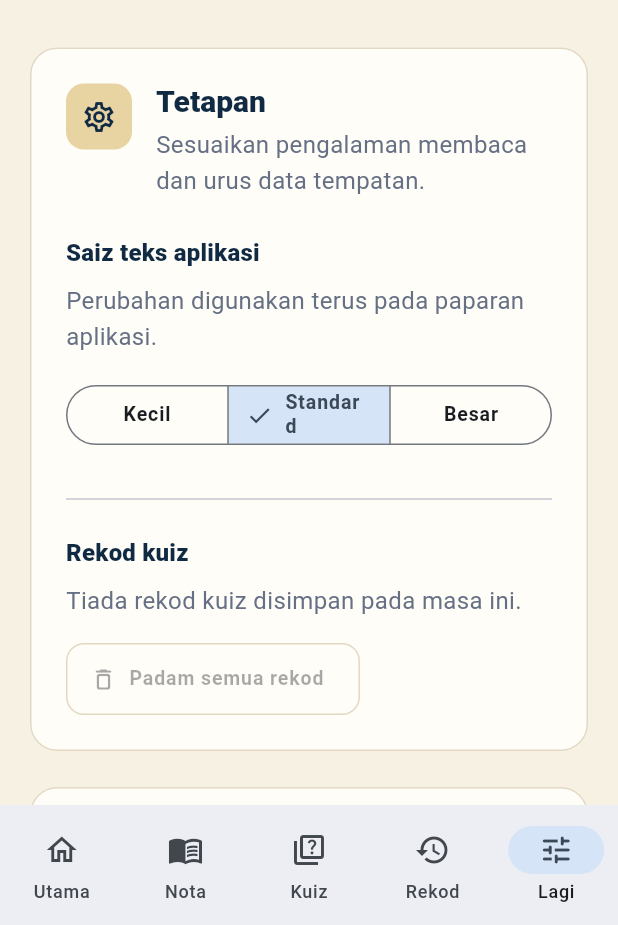
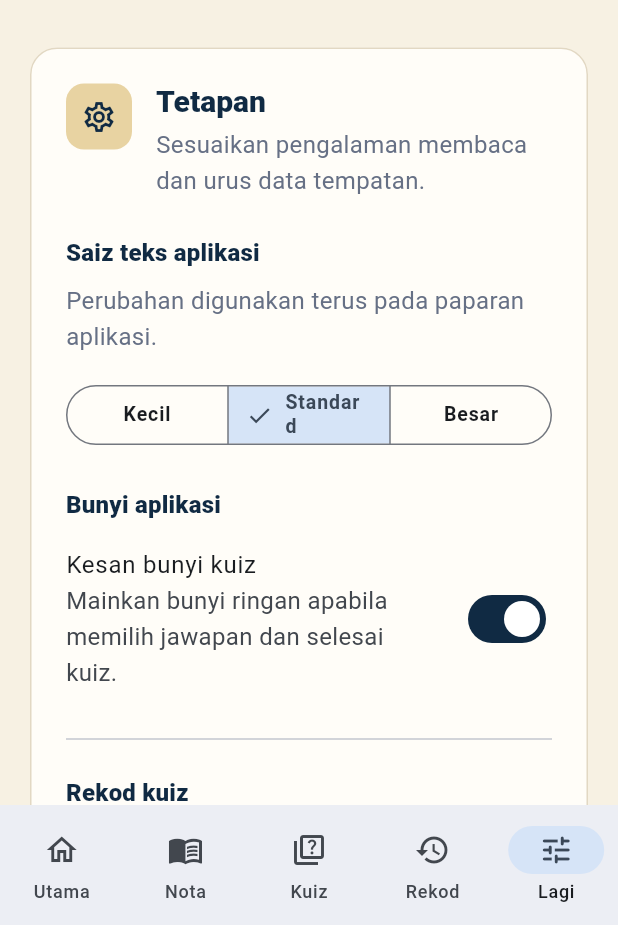
Before and after one commit to Agien99/notaku-sejarah-v2, a Flutter app: the screen it shows after launch, item 5 of the bottom bar chosen, on a phone screen of 412 x 824 dp, the part 311-1236 px from its top. Run offline on Flutter 3.47's test engine with Material 3 defaults, Android fonts, the phone set to English and light mode, and no system bars; our stand-ins replace audioplayers, sembast, sembast_web, shared_preferences.

Commit message:
Phase 8: add sound setting and final brand mark

```diff
--- a/lib/features/more/presentation/more_screen.dart
+++ b/lib/features/more/presentation/more_screen.dart
@@ -1,5 +1,6 @@
 import 'package:flutter/material.dart';
 
+import '../../../core/branding/app_brand_mark.dart';
 import '../../../core/theme/app_colors.dart';
 import '../../../core/theme/app_radius.dart';
 import '../../../core/theme/app_spacing.dart';
@@ -254,6 +255,23 @@ class _SettingsCard extends StatelessWidget {
           ),
         ),
         const SizedBox(height: AppSpacing.lg),
+        Text(
+          'Bunyi aplikasi',
+          style: Theme.of(context).textTheme.titleMedium
+              ?.copyWith(color: AppColors.navy, fontWeight: FontWeight.w800),
+        ),
+        const SizedBox(height: AppSpacing.xs),
+        SwitchListTile.adaptive(
+          key: const ValueKey('sound-toggle'),
+          contentPadding: EdgeInsets.zero,
+          title: const Text('Kesan bunyi kuiz'),
+          subtitle: const Text(
+            'Mainkan bunyi ringan apabila memilih jawapan dan selesai kuiz.',
+          ),
+          value: settingsController.soundEnabled,
+          onChanged: settingsController.setSoundEnabled,
+        ),
+        const SizedBox(height: AppSpacing.md),
         const Divider(),
         const SizedBox(height: AppSpacing.md),
         Text(
@@ -413,15 +431,12 @@ class _BrandMark extends StatelessWidget {
         Container(
           width: 52,
           height: 52,
+          padding: const EdgeInsets.all(3),
           decoration: const BoxDecoration(
             color: AppColors.navy,
             borderRadius: BorderRadius.all(Radius.circular(AppRadius.md)),
           ),
-          child: const Icon(
-            Icons.auto_stories_rounded,
-            color: AppColors.goldSoft,
-            size: 29,
-          ),
+          child: const AppBrandMark(size: 46),
         ),
         const SizedBox(width: AppSpacing.md),
         Expanded(
```
